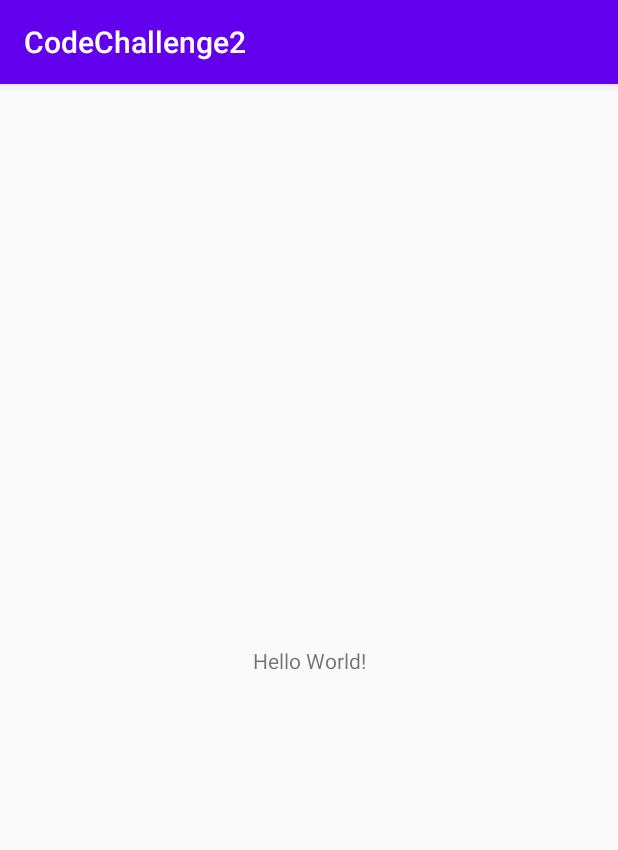
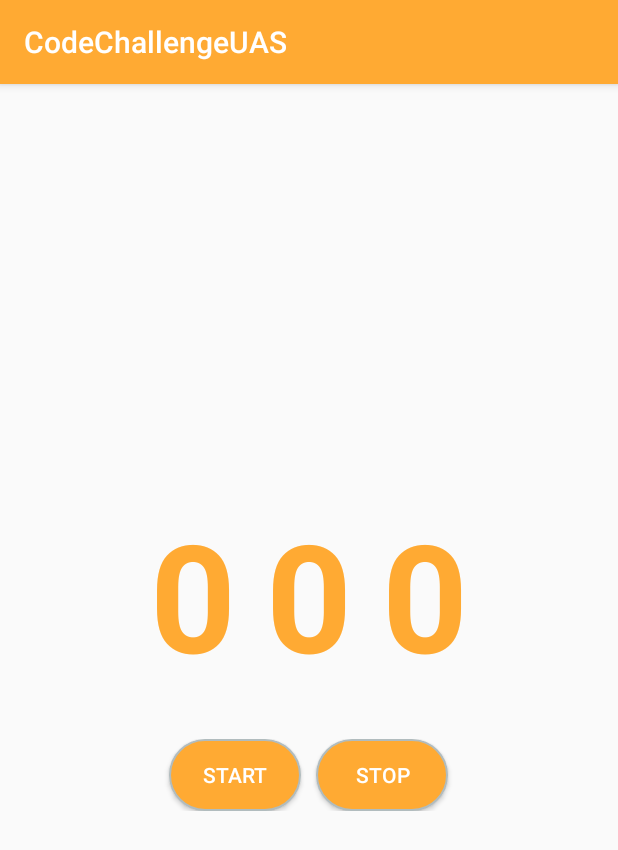
Before and after one commit to egin10/CodeChallenge2, an Android app: the screen it shows after launch (MainActivity), on a phone screen of 412 x 824 dp. Shown: the top 850 px of the screen. Run offline under Robolectric (Android 15) with nearby library versions, the phone set to English and light mode, and no system bars.

Commit message:
Random Number Done

```diff
--- a/app/build.gradle
+++ b/app/build.gradle
@@ -26,6 +26,7 @@ dependencies {
     implementation fileTree(dir: "libs", include: ["*.jar"])
     implementation 'androidx.appcompat:appcompat:1.1.0'
     implementation 'androidx.constraintlayout:constraintlayout:1.1.3'
+    implementation 'androidx.legacy:legacy-support-v4:1.0.0'
     testImplementation 'junit:junit:4.12'
     androidTestImplementation 'androidx.test.ext:junit:1.1.1'
     androidTestImplementation 'androidx.test.espresso:espresso-core:3.2.0'
--- a/app/src/main/java/id/egin/codechallenge2/MainActivity.java
+++ b/app/src/main/java/id/egin/codechallenge2/MainActivity.java
@@ -1,14 +1,26 @@
 package id.egin.codechallenge2;
 
 import androidx.appcompat.app.AppCompatActivity;
+import androidx.fragment.app.FragmentManager;
+import androidx.fragment.app.FragmentTransaction;
 
 import android.os.Bundle;
 
 public class MainActivity extends AppCompatActivity {
+    private FragmentManager fragmentManager;
+    private FragmentTransaction fragmentTransaction;
 
     @Override
     protected void onCreate(Bundle savedInstanceState) {
         super.onCreate(savedInstanceState);
         setContentView(R.layout.activity_main);
+
+        fragmentManager = getSupportFragmentManager();
+        fragmentTransaction = fragmentManager.beginTransaction();
+
+        RandomFragment randomFragment = new RandomFragment();
+        fragmentTransaction.add(R.id.fragment_container, randomFragment);
+        fragmentTransaction.addToBackStack(null);
+        fragmentTransaction.commit();
     }
 }
--- /dev/null
+++ b/app/src/main/java/id/egin/codechallenge2/RandomFragment.java
@@ -0,0 +1,145 @@
+package id.egin.codechallenge2;
+
+import android.os.Bundle;
+
+import androidx.annotation.Nullable;
+import androidx.core.content.ContextCompat;
+import androidx.fragment.app.Fragment;
+
+import android.util.Log;
+import android.view.LayoutInflater;
+import android.view.View;
+import android.view.ViewGroup;
+import android.widget.Button;
+import android.widget.TextView;
+
+import java.util.Random;
+
+public class RandomFragment extends Fragment {
+    private TextView numberOne,numberTwo,numberThree;
+    private Button btnStart,btnStop;
+    private Thread thread;
+    private int valueOne,valueTwo,valueThree,count;
+    private Random random;
+    private boolean conditionOne,conditionTwo,conditionThree;
+
+    public RandomFragment() {
+        // Required empty public constructor
+    }
+
+    @Override
+    public void onCreate(Bundle savedInstanceState) { super.onCreate(savedInstanceState); }
+
+    @Override
+    public View onCreateView(LayoutInflater inflater, ViewGroup container,
+                             Bundle savedInstanceState) {
+        // Inflate the layout for this fragment
+        return inflater.inflate(R.layout.fragment_random, container, false);
+    }
+
+    @Override
+    public void onActivityCreated(@Nullable Bundle savedInstanceState) {
+        super.onActivityCreated(savedInstanceState);
+        random = new Random();
+        conditionOne = conditionTwo = conditionThree = true;
+        count = 0;
+
+        numberOne = getActivity().findViewById(R.id.number1);
+        numberTwo = getActivity().findViewById(R.id.number2);
+        numberThree = getActivity().findViewById(R.id.number3);
+        btnStart = getActivity().findViewById(R.id.btn_start);
+        btnStop = getActivity().findViewById(R.id.btn_stop);
+
+        btnStart.setOnClickListener(new View.OnClickListener() {
+            @Override
+            public void onClick(View v) {
+                if(thread == null || thread.getState() == Thread.State.TERMINATED) {
+                    conditionOne = conditionTwo = conditionThree = true;
+                    setVisibilityButtonStart(false);
+
+                    Runnable runnable = new Runnable() {
+                        @Override
+                        public void run() {
+                            try {
+                                // One
+                                while (conditionOne) {
+                                    valueOne = random.nextInt(10);
+                                    valueTwo = random.nextInt(10);
+                                    valueThree = random.nextInt(10);
+                                    Thread.sleep(500);
+                                    numberOne.post(new Runnable() {
+                                        @Override
+                                        public void run() {
+                                            numberOne.setText(String.valueOf(valueOne));
+                                            numberTwo.setText(String.valueOf(valueTwo));
+                                            numberThree.setText(String.valueOf(valueThree));
+                                        }
+                                    });
+                                }
+                                // Two
+                                while (conditionTwo) {
+                                    valueTwo = random.nextInt(10);
+                                    valueThree = random.nextInt(10);
+                                    Thread.sleep(500);
+                                    numberTwo.post(new Runnable() {
+                                        @Override
+                                        public void run() {
+                                            numberTwo.setText(String.valueOf(valueTwo));
+                                            numberThree.setText(String.valueOf(valueThree));
+                                        }
+                                    });
+                                }
+                                // Three
+                                while (conditionThree) {
+                                    valueThree = random.nextInt(10);
+                                    Thread.sleep(500);
+                                    numberThree.post(new Runnable() {
+                                        @Override
+                                        public void run() {
+                                            numberThree.setText(String.valueOf(valueThree));
+                                        }
+                                    });
+                                }
+                            } catch (InterruptedException e) {
+                                e.printStackTrace();
+                            }
+                        }
+                    };
+                    thread = new Thread(runnable);
+                    thread.start();
+                }
+            }
+        });
+
+        btnStop.setOnClickListener(new View.OnClickListener() {
+            @Override
+            public void onClick(View v) {
+                count++;
+                switch (count) {
+                    case 1:
+                        conditionOne = false;
+                        break;
+                    case 2:
+                        conditionTwo = false;
+                        break;
+                    case 3:
+                        conditionThree = false;
+                        thread.interrupt();
+                        count = 0;
+                        setVisibilityButtonStart(true);
+                        break;
+                }
+            }
+        });
+    }
+
+    public void setVisibilityButtonStart(boolean visible) {
+        if(visible) {
+            btnStart.setBackground(ContextCompat.getDrawable(getContext(), R.drawable.btn));
+            btnStart.setEnabled(visible);
+        }else{
+            btnStart.setBackground(ContextCompat.getDrawable(getContext(), R.drawable.btn_disabled));
+            btnStart.setEnabled(visible);
+        }
+    }
+}
--- /dev/null
+++ b/app/src/main/res/drawable-v24/btn_disabled.xml
@@ -0,0 +1,7 @@
+<?xml version="1.0" encoding="utf-8"?>
+<shape xmlns:android="http://schemas.android.com/apk/res/android">
+    <solid android:color="#B1BCBE"/>
+    <stroke android:width="1dp" android:color="#B1BCBE" />
+    <corners android:radius="50dp"/>
+    <padding android:left="0dp" android:top="0dp" android:right="0dp" android:bottom="0dp" />
+</shape>
--- /dev/null
+++ b/app/src/main/res/drawable/btn.xml
@@ -0,0 +1,7 @@
+<?xml version="1.0" encoding="utf-8"?>
+<shape xmlns:android="http://schemas.android.com/apk/res/android">
+    <solid android:color="@color/colorAccent"/>
+    <stroke android:width="1dp" android:color="#B1BCBE" />
+    <corners android:radius="50dp"/>
+    <padding android:left="0dp" android:top="0dp" android:right="0dp" android:bottom="0dp" />
+</shape>
--- a/app/src/main/res/layout/activity_main.xml
+++ b/app/src/main/res/layout/activity_main.xml
@@ -1,18 +1,15 @@
 <?xml version="1.0" encoding="utf-8"?>
-<androidx.constraintlayout.widget.ConstraintLayout xmlns:android="http://schemas.android.com/apk/res/android"
+<LinearLayout xmlns:android="http://schemas.android.com/apk/res/android"
     xmlns:app="http://schemas.android.com/apk/res-auto"
     xmlns:tools="http://schemas.android.com/tools"
     android:layout_width="match_parent"
     android:layout_height="match_parent"
+    android:orientation="vertical"
     tools:context=".MainActivity">
 
-    <TextView
-        android:layout_width="wrap_content"
-        android:layout_height="wrap_content"
-        android:text="Hello World!"
-        app:layout_constraintBottom_toBottomOf="parent"
-        app:layout_constraintLeft_toLeftOf="parent"
-        app:layout_constraintRight_toRightOf="parent"
-        app:layout_constraintTop_toTopOf="parent" />
+    <FrameLayout
+        android:id="@+id/fragment_container"
+        android:layout_width="match_parent"
+        android:layout_height="match_parent"/>
 
-</androidx.constraintlayout.widget.ConstraintLayout>
+</LinearLayout>
--- /dev/null
+++ b/app/src/main/res/layout/fragment_random.xml
@@ -0,0 +1,76 @@
+<?xml version="1.0" encoding="utf-8"?>
+<FrameLayout xmlns:android="http://schemas.android.com/apk/res/android"
+    xmlns:tools="http://schemas.android.com/tools"
+    android:layout_width="match_parent"
+    android:layout_height="match_parent"
+    tools:context=".RandomFragment">
+
+    <LinearLayout
+        android:layout_width="match_parent"
+        android:layout_height="match_parent"
+        android:orientation="vertical"
+        android:gravity="center_vertical">
+        <LinearLayout
+            android:layout_width="match_parent"
+            android:layout_height="wrap_content"
+            android:orientation="horizontal"
+            android:gravity="center_horizontal">
+            <TextView
+                android:id="@+id/number1"
+                android:layout_gravity="center"
+                android:layout_width="wrap_content"
+                android:layout_height="wrap_content"
+                android:layout_marginBottom="20dp"
+                android:textSize="100sp"
+                android:textStyle="bold"
+                android:textColor="@color/colorAccent"
+                android:text="0"/>
+            <TextView
+                android:id="@+id/number2"
+                android:layout_gravity="center"
+                android:layout_width="wrap_content"
+                android:layout_height="wrap_content"
+                android:layout_marginBottom="20dp"
+                android:textSize="100sp"
+                android:textStyle="bold"
+                android:textColor="@color/colorAccent"
+                android:text="0"
+                android:layout_marginHorizontal="20dp"/>
+            <TextView
+                android:id="@+id/number3"
+                android:layout_gravity="center"
+                android:layout_width="wrap_content"
+                android:layout_height="wrap_content"
+                android:layout_marginBottom="20dp"
+                android:textSize="100sp"
+                android:textStyle="bold"
+                android:textColor="@color/colorAccent"
+                android:text="0"/>
+        </LinearLayout>
+        <LinearLayout
+            android:layout_width="match_parent"
+            android:layout_height="wrap_content"
+            android:orientation="horizontal"
+            android:gravity="center_horizontal">
+
+            <Button
+                android:id="@+id/btn_start"
+                android:layout_gravity="center"
+                android:layout_width="wrap_content"
+                android:layout_height="wrap_content"
+                android:background="@drawable/btn"
+                android:textColor="#FFF"
+                android:text="Start"
+                android:layout_marginRight="10dp"/>
+
+            <Button
+                android:id="@+id/btn_stop"
+                android:layout_gravity="center"
+                android:layout_width="wrap_content"
+                android:layout_height="wrap_content"
+                android:background="@drawable/btn"
+                android:textColor="#FFF"
+                android:text="Stop"/>
+        </LinearLayout>
+    </LinearLayout>
+</FrameLayout>
--- a/app/src/main/res/values/colors.xml
+++ b/app/src/main/res/values/colors.xml
@@ -1,6 +1,6 @@
 <?xml version="1.0" encoding="utf-8"?>
 <resources>
-    <color name="colorPrimary">#6200EE</color>
-    <color name="colorPrimaryDark">#3700B3</color>
-    <color name="colorAccent">#03DAC5</color>
+    <color name="colorPrimary">#fa3</color>
+    <color name="colorPrimaryDark">#000000</color>
+    <color name="colorAccent">#fa3</color>
 </resources>
--- a/app/src/main/res/values/strings.xml
+++ b/app/src/main/res/values/strings.xml
@@ -1,3 +1,3 @@
 <resources>
-    <string name="app_name">CodeChallenge2</string>
+    <string name="app_name">CodeChallengeUAS</string>
 </resources>
```
